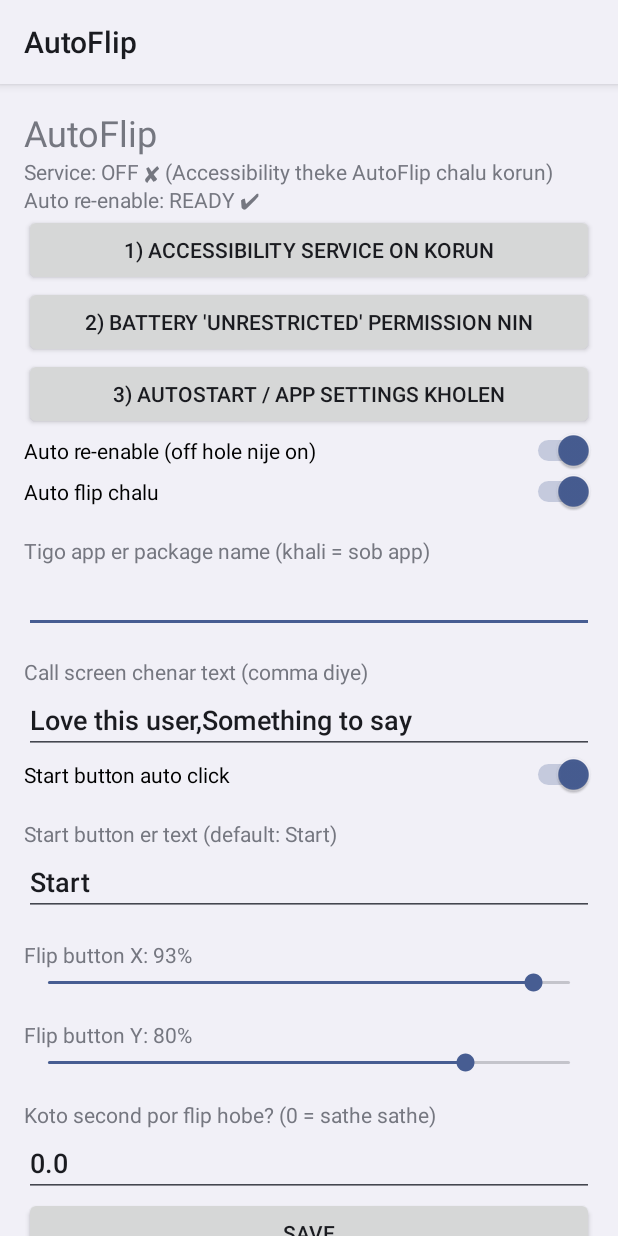
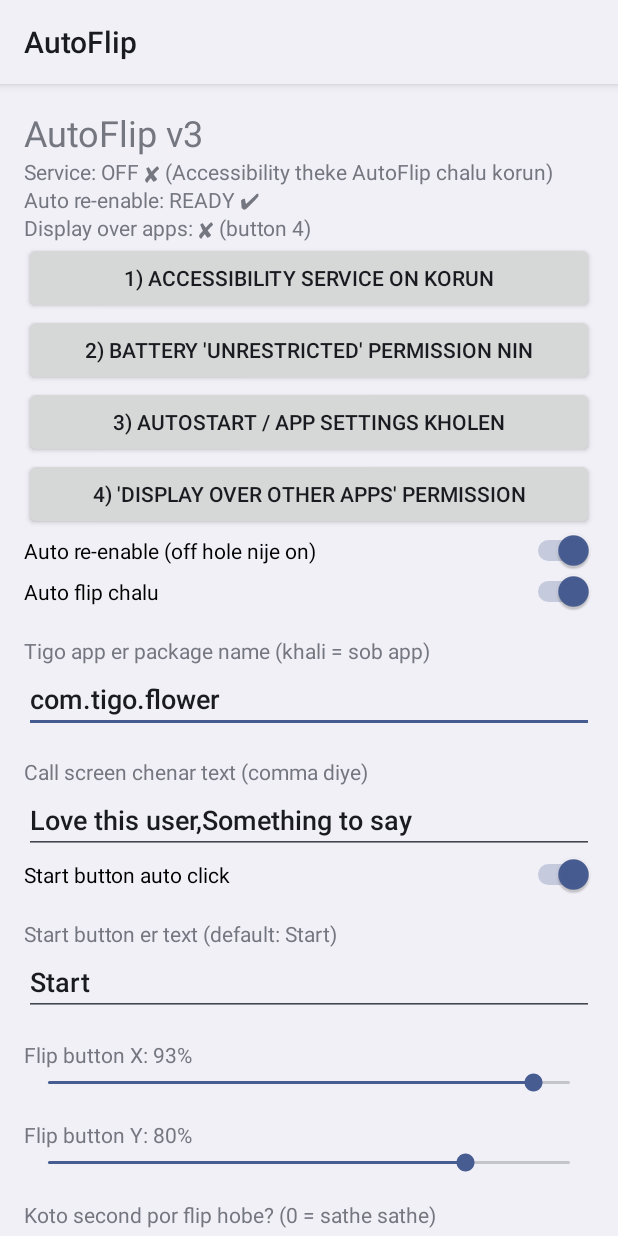
Before and after one commit to yasin5000/AutoFlipnew, an Android app: the screen it shows after launch (MainActivity), on a phone screen of 412 x 824 dp. Run offline under Robolectric (Android 15) with nearby library versions, the phone set to English and light mode, and no system bars.

Commit message:
Add files via upload

```diff
--- a/app/src/main/java/com/example/autoflip/MainActivity.kt
+++ b/app/src/main/java/com/example/autoflip/MainActivity.kt
@@ -8,6 +8,8 @@ import android.content.pm.PackageManager
 import android.net.Uri
 import android.os.Build
 import android.os.Bundle
+import android.os.Handler
+import android.os.Looper
 import android.os.PowerManager
 import android.provider.Settings
 import android.view.View
@@ -24,6 +26,15 @@ class MainActivity : Activity() {
 
     private lateinit var status: TextView
     private lateinit var adbHelp: TextView
+    private lateinit var logView: TextView
+    private val ui = Handler(Looper.getMainLooper())
+
+    private val refresher = object : Runnable {
+        override fun run() {
+            refreshStatus()
+            ui.postDelayed(this, 1500)
+        }
+    }
 
     private fun startGuard() {
         try {
@@ -49,6 +60,18 @@ class MainActivity : Activity() {
         }
     }
 
+    private fun askOverlay() {
+        if (Settings.canDrawOverlays(this)) {
+            Toast.makeText(this, "Display over other apps ager theke deya ache ✔", Toast.LENGTH_SHORT).show()
+            return
+        }
+        try {
+            startActivity(Intent(Settings.ACTION_MANAGE_OVERLAY_PERMISSION, Uri.parse("package:$packageName")))
+        } catch (e: Exception) {
+            startActivity(Intent(Settings.ACTION_APPLICATION_DETAILS_SETTINGS, Uri.parse("package:$packageName")))
+        }
+    }
+
     private fun openAutostart() {
         val candidates = listOf(
             ComponentName("com.vivo.permissionmanager", "com.vivo.permissionmanager.activity.BgStartUpManagerActivity"),
@@ -67,7 +90,6 @@ class MainActivity : Activity() {
                 // porer ta try korbo
             }
         }
-        // Autostart screen na paile App info te niye jabo
         startActivity(
             Intent(Settings.ACTION_APPLICATION_DETAILS_SETTINGS, Uri.parse("package:$packageName"))
         )
@@ -97,7 +119,7 @@ class MainActivity : Activity() {
             setPadding(0, pad, 0, 0)
         }
 
-        root.addView(TextView(this).apply { text = "AutoFlip"; textSize = 24f })
+        root.addView(TextView(this).apply { text = "AutoFlip v3"; textSize = 24f })
 
         status = TextView(this)
         root.addView(status)
@@ -115,6 +137,11 @@ class MainActivity : Activity() {
         root.addView(Button(this).apply {
             text = "3) Autostart / App settings kholen"
             setOnClickListener { openAutostart() }
+        })
+
+        root.addView(Button(this).apply {
+            text = "4) 'Display over other apps' permission"
+            setOnClickListener { askOverlay() }
         })
 
         root.addView(Switch(this).apply {
@@ -201,24 +228,66 @@ class MainActivity : Activity() {
         })
 
         root.addView(Button(this).apply {
+            text = "Tigo app kholo"
+            setOnClickListener {
+                p.targetPackage = pkg.text.toString()
+                if (!Launcher.openTarget(context)) {
+                    Toast.makeText(context, "Tigo khola gelo na. Package name thik ache kina dekhun", Toast.LENGTH_LONG).show()
+                }
+            }
+        })
+
+        root.addView(Button(this).apply {
             text = "Test: ekhon flip tap koro (1 sec por)"
             setOnClickListener {
                 Toast.makeText(context, "Tigo call screen e jan, 1 sec por tap hobe", Toast.LENGTH_LONG).show()
                 window.decorView.postDelayed({ FlipService.instance?.flipNow() }, 1000)
             }
         })
+
+        root.addView(Button(this).apply {
+            text = "Debug: 6 sec por screen er text log e rakho"
+            setOnClickListener {
+                Toast.makeText(context, "Tigo te jan. 6 sec por screen porbe, tarpor ekhane fire asun", Toast.LENGTH_LONG).show()
+                window.decorView.postDelayed({ FlipService.instance?.dumpScreen() }, 6000)
+            }
+        })
+
+        root.addView(label("Log (notun ta upore)"))
+        logView = TextView(this).apply {
+            textSize = 11f
+            setTextIsSelectable(true)
+        }
+        root.addView(logView)
+    }
+
+    private fun refreshStatus() {
+        val listed = ServiceGuard.isEnabled(this)
+        val running = FlipService.instance != null
+        val canGuard = ServiceGuard.canWrite(this)
+        val learned = Prefs(this).learnedPkg
+
+        var t = when {
+            listed && running -> "Service: ON ✔ (kaj korche)"
+            listed -> "Service: ON kintu chalu hoyni ⚠ (Accessibility theke off/on korun)"
+            else -> "Service: OFF ✘ (Accessibility theke AutoFlip chalu korun)"
+        }
+        t += if (canGuard) "\nAuto re-enable: READY ✔" else "\nAuto re-enable: ADB permission dorkar ✘ (niche dekhun)"
+        t += if (Settings.canDrawOverlays(this)) "\nDisplay over apps: ✔" else "\nDisplay over apps: ✘ (button 4)"
+        if (learned.isNotBlank()) t += "\nDetected app: $learned"
+        status.text = t
+        adbHelp.visibility = if (canGuard) View.GONE else View.VISIBLE
+        logView.text = AppLog.text()
     }
 
     override fun onResume() {
         super.onResume()
-        val enabled = Settings.Secure.getString(contentResolver, Settings.Secure.ENABLED_ACCESSIBILITY_SERVICES)
-            ?.contains(packageName) == true
-        val learned = Prefs(this).learnedPkg
-        val canGuard = ServiceGuard.canWrite(this)
-        var t = if (enabled) "Service: ON ✔" else "Service: OFF ✘ (Accessibility theke AutoFlip chalu korun)"
-        t += if (canGuard) "\nAuto re-enable: READY ✔" else "\nAuto re-enable: ADB permission dorkar ✘ (niche dekhun)"
-        if (learned.isNotBlank()) t += "\nDetected app: $learned"
-        status.text = t
-        adbHelp.visibility = if (canGuard) View.GONE else View.VISIBLE
+        ui.removeCallbacks(refresher)
+        ui.post(refresher)
+    }
+
+    override fun onPause() {
+        ui.removeCallbacks(refresher)
+        super.onPause()
     }
 }
--- a/app/src/main/java/com/example/autoflip/Prefs.kt
+++ b/app/src/main/java/com/example/autoflip/Prefs.kt
@@ -11,7 +11,7 @@ class Prefs(context: Context) {
 
     /** Khali rakhle sob app e kaj korbe. Tigo er package name dile shudhu oi app e. */
     var targetPackage: String
-        get() = sp.getString("pkg", "") ?: ""
+        get() = sp.getString("pkg", "com.tigo.flower") ?: ""
         set(v) = sp.edit().putString("pkg", v.trim()).apply()
 
     /** Comma diye alada kora text; screen e ei text paoa gele "call interface" dhora hobe. */
@@ -47,6 +47,11 @@ class Prefs(context: Context) {
         get() = sp.getString("learnedPkg", "") ?: ""
         set(v) = sp.edit().putString("learnedPkg", v).apply()
 
+    /** Guard service accessibility ON korle true kore, service chalu hole Tigo abar khole. */
+    var relaunch: Boolean
+        get() = sp.getBoolean("relaunch", false)
+        set(v) = sp.edit().putBoolean("relaunch", v).apply()
+
     /** Accessibility off hole nije abar on korbe. */
     var guard: Boolean
         get() = sp.getBoolean("guard", true)
```
Also changed, not shown: app/build.gradle.kts (+13 -2 lines), app/src/main/AndroidManifest.xml (+9 -0 lines), app/src/main/java/com/example/autoflip/AppLog.kt (added, +54 -0 lines), app/src/main/java/com/example/autoflip/FlipService.kt (+106 -42 lines), app/src/main/java/com/example/autoflip/GuardService.kt (+65 -10 lines), 1 other file.
